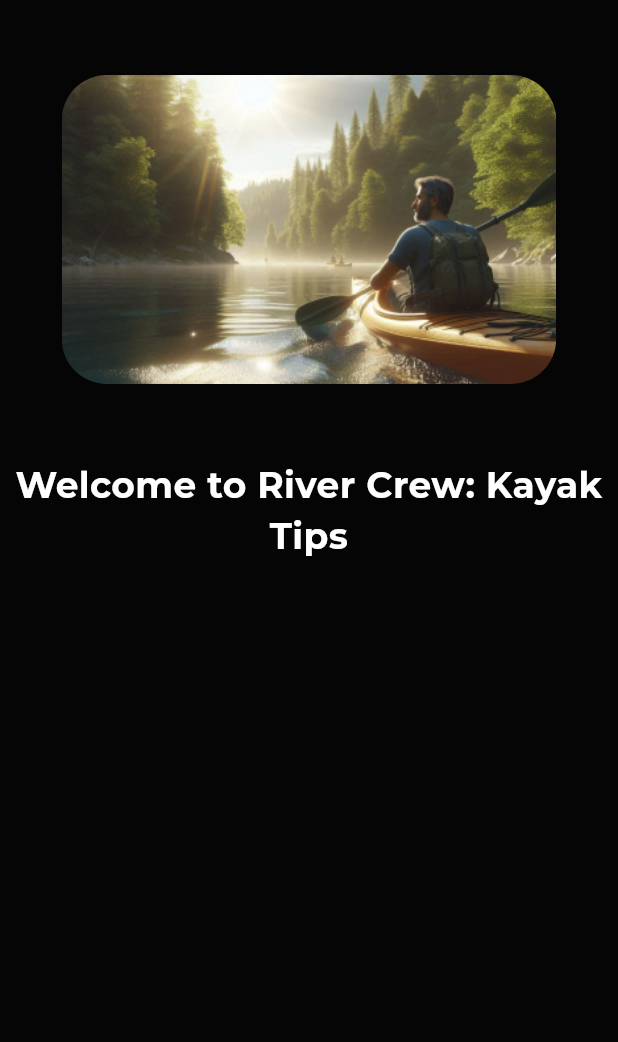
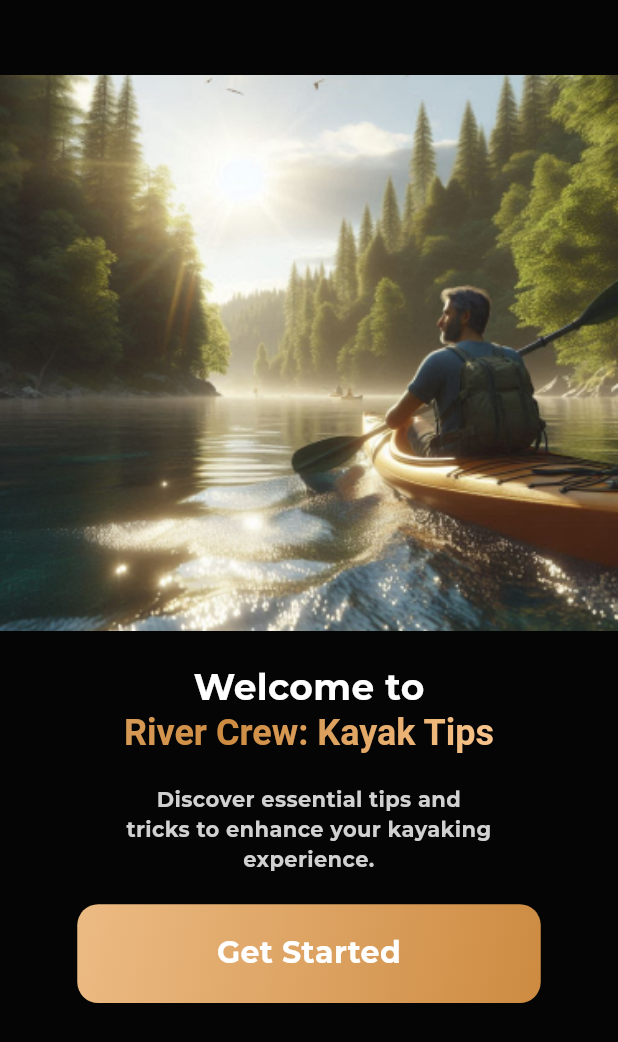
Before and after one commit to patt2005/river-crew-app, a Flutter app: the screen it shows after launch, on a phone screen of 412 x 824 dp. Shown: the top 1042 px of the screen. Run offline on Flutter 3.47's test engine with Material 3 defaults, Android fonts, the phone set to English and light mode, and no system bars.

Commit message:
prima pagina

```diff
--- a/lib/home.page.dart
+++ b/lib/home.page.dart
@@ -11,42 +11,123 @@ class HomePage extends StatefulWidget {
 class _HomePageState extends State<HomePage> {
   @override
   Widget build(BuildContext context) {
-    final size = MediaQuery.of(context).size;
+    final size = MediaQuery.of(context).size; // Obține dimensiunea ecranului
 
     return Scaffold(
+      backgroundColor:
+          kBackgroundColor, // Asigură-te că această culoare este definită
       body: SafeArea(
         child: Column(
-          mainAxisAlignment: MainAxisAlignment.start,
-          crossAxisAlignment: CrossAxisAlignment.center,
           children: [
-            const SizedBox(height: 50),
-            Padding(
-              padding: const EdgeInsets.symmetric(horizontal: 20),
+            const SizedBox(height: 50), // Spațiu între partea de sus și imagine
+            SizedBox(
+              width: size.width, // Imaginea ocupă întreaga lățime a ecranului
+              height: size.height * 0.45, // 45% din înălțimea ecranului
               child: ClipRRect(
-                borderRadius: BorderRadius.circular(30),
                 child: Image.asset(
-                  "images/Designer (17) 1.png",
-                  fit: BoxFit.cover,
-                  width: size.width * 0.8,
-                  height: size.height * 0.25,
+                  "images/Designer (17) 1.png", // Asigură-te că calea imaginii este corectă
+                  fit: BoxFit.cover, // Acoperă întregul container
                 ),
               ),
             ),
-            const SizedBox(height: 50),
+
+            const SizedBox(height: 20), // Spațiu între imagine și text
             const Text(
-              "Welcome to River Crew: Kayak Tips",
+              "Welcome to",
               style: TextStyle(
-                fontSize: 24,
-                fontFamily: "Montserrat",
-                fontWeight: FontWeight.bold,
-                color: Colors.white,
+                  fontSize: 24,
+                  fontFamily: "Montserrat",
+                  color: Colors.white,
+                  fontWeight: FontWeight.bold),
+              textAlign: TextAlign.center,
+            ),
+
+            // Folosește RichText pentru a aplica gradient pe text
+            Center(
+              // Adăugat widget Center pentru a centra textul
+              child: RichText(
+                textAlign: TextAlign.center,
+                text: TextSpan(
+                  style: const TextStyle(
+                      fontSize: 24,
+                      fontFamily: "Montserrat",
+                      fontWeight: FontWeight.bold),
+                  children: [
+                    TextSpan(
+                      text: "River Crew: Kayak Tips",
+                      style: TextStyle(
+                        foreground: Paint()
+                          ..shader = LinearGradient(
+                            colors: [
+                              kforbutton,
+                              kfortext,
+                              kfortext1,
+                            ],
+                            begin: Alignment.topLeft,
+                            end: Alignment.bottomRight,
+                          ).createShader(Rect.fromLTWH(0, 0, size.width,
+                              50)), // Dimensiunea gradientului aplicat
+                      ),
+                    ),
+                  ],
+                ),
               ),
-              textAlign: TextAlign.center,
+            ),
+            const SizedBox(
+              height: 20,
+            ),
+
+            Padding(
+              padding: const EdgeInsets.symmetric(horizontal: 20.0),
+              child: Center(
+                child: Container(
+                  width: size.width * 0.6,
+                  child: Text(
+                    "Discover essential tips and tricks to enhance your kayaking experience.\n Let’s get you started!",
+                    style: TextStyle(
+                      fontSize: 14,
+                      fontFamily: "Montserrat",
+                      color: kTextColor,
+                      fontWeight: FontWeight.bold,
+                    ),
+                    textAlign: TextAlign.center,
+                    maxLines: 3, // Limitează la 3 rânduri
+                  ),
+                ),
+              ),
+            ),
+
+            const SizedBox(height: 20),
+
+            Container(
+              width: size.width * 0.75, // Lățimea containerului
+              height: size.height * 0.08, // Înălțimea containerului
+              decoration: BoxDecoration(
+                gradient: LinearGradient(
+                  colors: [
+                    kforbutton,
+                    kfortext,
+                  ],
+                  begin: Alignment.topLeft,
+                  end: Alignment.bottomRight,
+                ),
+                borderRadius: BorderRadius.circular(14), // Colțuri rotunjite
+              ),
+              child: Center(
+                child: Text(
+                  "Get Started",
+                  style: TextStyle(
+                      fontSize: 20,
+                      fontFamily: "Montserrat",
+                      color: kPriaryColor,
+                      fontWeight: FontWeight.bold),
+                  textAlign: TextAlign.center,
+                ),
+              ),
             ),
           ],
         ),
       ),
-      backgroundColor: kBackgroundColor,
     );
   }
 }
--- a/lib/utils/utils.dart
+++ b/lib/utils/utils.dart
@@ -5,5 +5,8 @@ Color kPriaryColor = const Color(0xFFFFFFFF);
 Color kTextColor = const Color(0xFFD1D1D1);
 Color kforbutton = const Color(0xFFECBB84);
 Color kforrbutton = const Color(0xFFB6660E);
+
+Color kfortext = const Color(0xFFCD8B41);
+Color kfortext1 = const Color(0xFFFFCE98);
 Color kicon = const Color(0xFF252525);
 late Size size;
```
